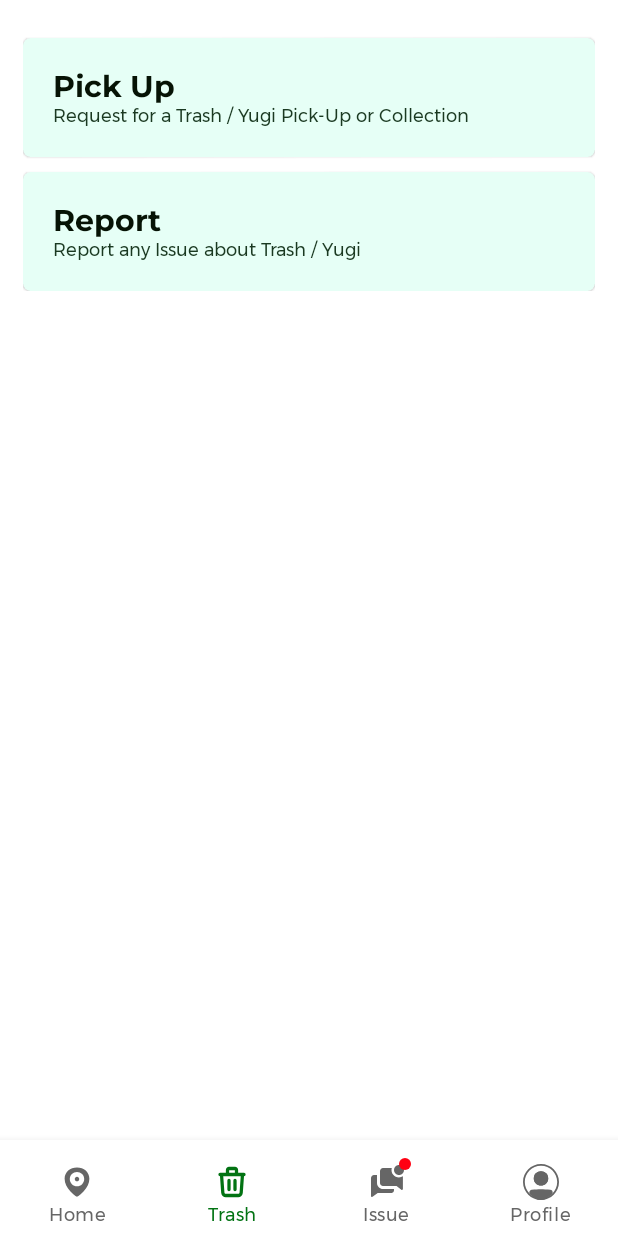
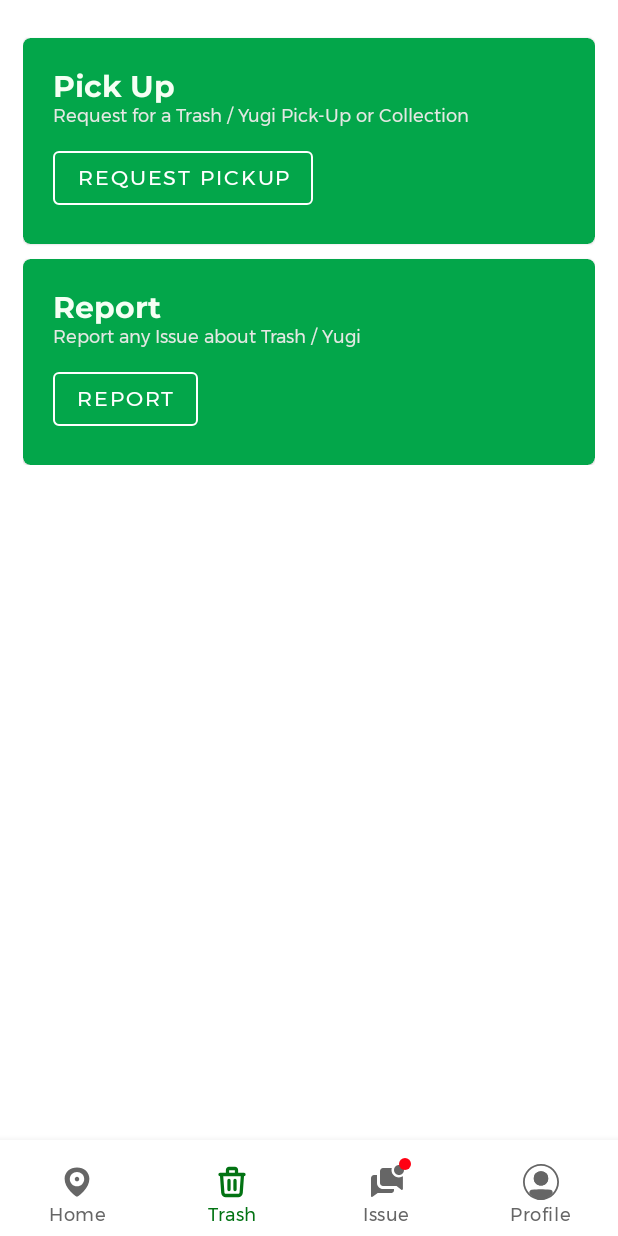
Before and after one commit to patrickhamzaokello/TakaMapNative, an Android app: the Trash screen opened through its navigation route, on a phone screen of 412 x 824 dp. Run offline under Robolectric (Android 15) with nearby library versions, the phone set to English and light mode, and no system bars; our stand-ins replace navigation-ui; libraries missing offline, so code that uses them is left out: com.androidnetworking.interceptors, com.nostra13.universalimageloader; pictures from the network do not load; 5 statements that could not run were skipped.

Commit message:
update on card colors

```diff
--- a/app/src/main/java/com/pkasemer/takamap/Fragments/Trash.java
+++ b/app/src/main/java/com/pkasemer/takamap/Fragments/Trash.java
@@ -1,70 +1,43 @@
 package com.pkasemer.takamap.Fragments;
 
 
-import android.Manifest;
-import android.app.Activity;
-import android.app.AlertDialog;
-import android.content.Context;
-import android.content.DialogInterface;
 import android.content.Intent;
-import android.content.pm.PackageManager;
-import android.database.Cursor;
-import android.graphics.Bitmap;
-import android.graphics.BitmapFactory;
-import android.net.Uri;
 import android.os.Bundle;
-import android.provider.MediaStore;
 import android.view.LayoutInflater;
 import android.view.View;
 import android.view.ViewGroup;
-import android.widget.Button;
-import android.widget.ImageView;
-import android.widget.Toast;
 
-import androidx.constraintlayout.widget.ConstraintLayout;
-import androidx.core.app.ActivityCompat;
-import androidx.core.content.ContextCompat;
 import androidx.fragment.app.Fragment;
 
+import com.google.android.material.button.MaterialButton;
+import com.pkasemer.takamap.Pickup;
 import com.pkasemer.takamap.R;
 
-import java.io.ByteArrayOutputStream;
-import java.io.File;
-import java.util.ArrayList;
-import java.util.List;
-
 public class Trash extends Fragment {
-
-
 
     public Trash() {
         // Required empty public constructor
     }
 
-
-
-
-
-    @Override
-    public void onCreate(Bundle savedInstanceState) {
-        super.onCreate(savedInstanceState);
-        if (getArguments() != null) {
-
-        }
-    }
-
+    MaterialButton request_pickup;
     @Override
     public View onCreateView(LayoutInflater inflater, ViewGroup container,
                              Bundle savedInstanceState) {
         // Inflate the layout for this fragment
         View view = inflater.inflate(R.layout.fragment_trash, container, false);
+        request_pickup = view.findViewById(R.id.request_pickup);
+
+        request_pickup.setOnClickListener(new View.OnClickListener() {
+            @Override
+            public void onClick(View v) {
+                Intent intent = new Intent(getContext(), Pickup.class);
+                getContext().startActivity(intent);
+            }
+        });
 
 
         return view;
     }
 
 
-
-
-
 }
--- a/app/src/main/res/layout/activity_pickup.xml
+++ b/app/src/main/res/layout/activity_pickup.xml
@@ -27,7 +27,7 @@
                 android:fontFamily="@font/montserrat_bold"
                 android:text="Pickup"
                 android:textColor="#000"
-                android:textSize="40sp"
+                android:textSize="30sp"
                 android:includeFontPadding="false"
                 android:transitionName="logo_text"
 
@@ -40,7 +40,7 @@
                 android:fontFamily="@font/montserrat"
                 android:includeFontPadding="false"
                 android:textColor="@color/light_black"
-                android:text="Pickup request form"
+                android:text="fill the form below to make a pickup request."
                 android:textSize="18sp"
                 android:transitionName="logo_desc" />
 
--- a/app/src/main/res/layout/fragment_trash.xml
+++ b/app/src/main/res/layout/fragment_trash.xml
@@ -1,15 +1,12 @@
 <?xml version="1.0" encoding="utf-8"?>
-<FrameLayout xmlns:android="http://schemas.android.com/apk/res/android"
+<ScrollView
+    xmlns:android="http://schemas.android.com/apk/res/android"
     xmlns:app="http://schemas.android.com/apk/res-auto"
     xmlns:tools="http://schemas.android.com/tools"
     android:layout_width="match_parent"
     android:layout_height="match_parent"
-    tools:context="Fragments.Trash">
-
-    <ScrollView
-        android:layout_width="match_parent"
-        android:layout_height="match_parent"
-        android:fillViewport="true">
+    tools:context="Fragments.Trash"
+    android:fillViewport="true">
 
         <LinearLayout
             android:layout_width="match_parent"
@@ -42,8 +39,6 @@
                         android:gravity="center_vertical"
                         android:padding="20dp">
 
-
-
                         <TextView
                             android:id="@+id/wallet_labels"
                             android:layout_width="wrap_content"
@@ -65,6 +60,20 @@
                             android:text="Request for a Trash / Yugi Pick-Up or Collection "
                             android:textColor="@color/carddescript"
                             android:textSize="12sp" />
+
+
+
+                        <com.google.android.material.button.MaterialButton
+                            android:id="@+id/request_pickup"
+                            style="@style/Widget.MaterialComponents.Button.OutlinedButton"
+                            android:layout_width="wrap_content"
+                            android:layout_height="wrap_content"
+                            android:text="Request Pickup"
+                            android:layout_marginTop="10dp"
+                            android:textColor="@color/white"
+                            android:transitionName="account_change"
+                            app:strokeColor="@color/white"
+                            app:strokeWidth="1dp" />
 
                     </LinearLayout>
 
@@ -112,6 +121,18 @@
                             android:textColor="@color/carddescript"
                             android:textSize="12sp" />
 
+                        <com.google.android.material.button.MaterialButton
+                            android:id="@+id/request_report"
+                            style="@style/Widget.MaterialComponents.Button.OutlinedButton"
+                            android:layout_width="wrap_content"
+                            android:layout_height="wrap_content"
+                            android:text="Report"
+                            android:layout_marginTop="10dp"
+                            android:textColor="@color/white"
+                            android:transitionName="account_change"
+                            app:strokeColor="@color/white"
+                            app:strokeWidth="1dp" />
+
                     </LinearLayout>
 
 
@@ -123,4 +144,3 @@
 
 
     </ScrollView>
-</FrameLayout>
--- a/app/src/main/res/values/colors.xml
+++ b/app/src/main/res/values/colors.xml
@@ -25,8 +25,6 @@
     <color name="changebtn">#1A7341</color>
     <color name="order_locationcolor">#238C51</color>
 
-
-
     <color name="mygreen">#064025</color>
     <color name="buttonGreen">#175313</color>
 
@@ -40,9 +38,9 @@
     <color name="niceGreen">#15950D</color>
     <color name="niceBlue">#0075D3</color>
     <color name="pendingstatus">#D59F00</color>
-    <color name="cards">#E6FFF6</color>
-    <color name="cardtitle">#061305</color>
-    <color name="carddescript">#1A3921</color>
+    <color name="cards">#03A64A</color>
+    <color name="cardtitle">#F5FFF4</color>
+    <color name="carddescript">#E4E8E3</color>
 
 
 </resources>
```
